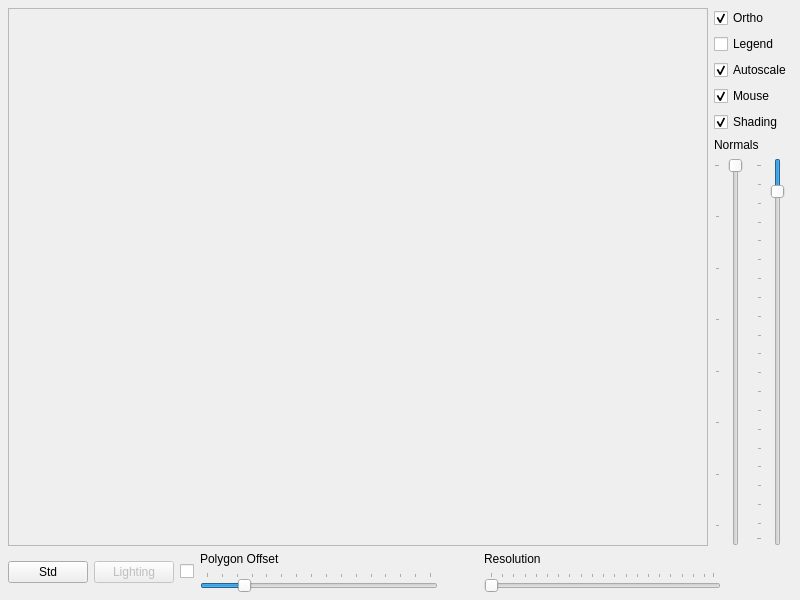
Old version of the form examples/mesh2/src/mesh2mainwindowbase.ui in the repository lovelyterry/qwtplot3d.
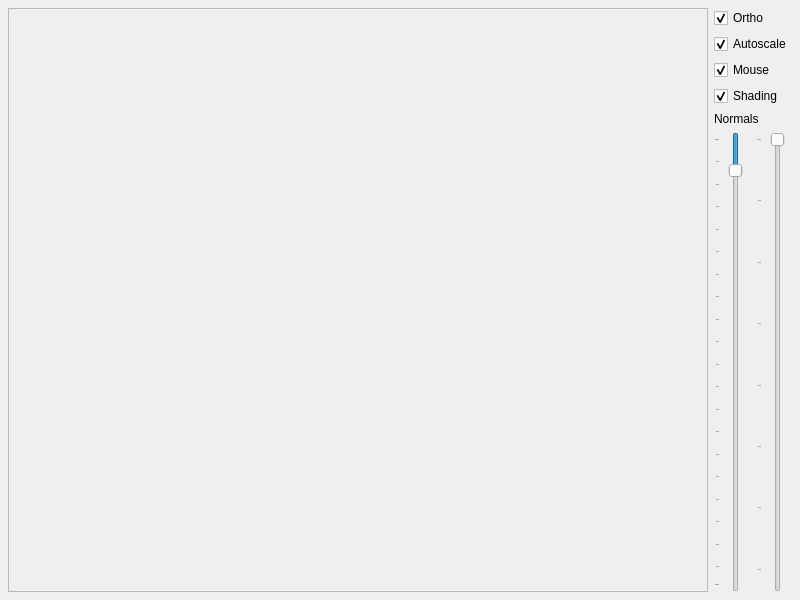
New version of the form.

Patch:
```diff
--- a/examples/mesh2/src/mesh2mainwindowbase.ui
+++ b/examples/mesh2/src/mesh2mainwindowbase.ui
@@ -26,15 +26,12 @@
     <property name="bottomMargin" >
      <number>8</number>
     </property>
-    <property name="horizontalSpacing" >
+    <property name="spacing">
      <number>6</number>
     </property>
-    <property name="verticalSpacing" >
-     <number>6</number>
-    </property>
-    <item row="1" column="0" >
-     <layout class="QHBoxLayout" >
-      <property name="spacing" >
+    <item row="0" column="0">
+     <layout class="QHBoxLayout">
+      <property name="spacing">
        <number>6</number>
       </property>
       <property name="leftMargin" >
@@ -50,196 +47,9 @@
        <number>0</number>
       </property>
       <item>
-       <layout class="QHBoxLayout" >
-        <property name="spacing" >
-         <number>6</number>
-        </property>
-        <property name="leftMargin" >
-         <number>0</number>
-        </property>
-        <property name="topMargin" >
-         <number>0</number>
-        </property>
-        <property name="rightMargin" >
-         <number>0</number>
-        </property>
-        <property name="bottomMargin" >
-         <number>0</number>
-        </property>
-        <item>
-         <widget class="QPushButton" name="normButton" >
-          <property name="text" >
-           <string>Std</string>
-          </property>
-         </widget>
-        </item>
-        <item>
-         <widget class="QPushButton" name="lighting" >
-          <property name="enabled" >
-           <bool>false</bool>
-          </property>
-          <property name="text" >
-           <string>Lighting</string>
-          </property>
-         </widget>
-        </item>
-        <item>
-         <widget class="QCheckBox" name="lightingswitch" >
-          <property name="text" >
-           <string/>
-          </property>
-         </widget>
-        </item>
-        <item>
-         <layout class="QVBoxLayout" >
-          <property name="spacing" >
-           <number>6</number>
-          </property>
-          <property name="leftMargin" >
-           <number>0</number>
-          </property>
-          <property name="topMargin" >
-           <number>0</number>
-          </property>
-          <property name="rightMargin" >
-           <number>0</number>
-          </property>
-          <property name="bottomMargin" >
-           <number>0</number>
-          </property>
-          <item>
-           <widget class="QLabel" name="label_2" >
-            <property name="text" >
-             <string>&lt;html>&lt;head>&lt;meta name="qrichtext" content="1" />&lt;/head>&lt;body style=" white-space: pre-wrap; font-family:MS Shell Dlg; font-weight:400; font-style:normal; text-decoration:none;">&lt;p style=" margin-top:0px; margin-bottom:0px; margin-left:0px; margin-right:0px; -qt-block-indent:0; text-indent:0px;">Polygon Offset&lt;/p>&lt;/body>&lt;/html></string>
-            </property>
-           </widget>
-          </item>
-          <item>
-           <widget class="QSlider" name="offsSlider" >
-            <property name="maximum" >
-             <number>30</number>
-            </property>
-            <property name="pageStep" >
-             <number>5</number>
-            </property>
-            <property name="value" >
-             <number>5</number>
-            </property>
-            <property name="orientation" >
-             <enum>Qt::Horizontal</enum>
-            </property>
-            <property name="tickPosition" >
-             <enum>QSlider::TicksAbove</enum>
-            </property>
-            <property name="tickInterval" >
-             <number>2</number>
-            </property>
-           </widget>
-          </item>
-         </layout>
-        </item>
-        <item>
-         <spacer>
-          <property name="orientation" >
-           <enum>Qt::Horizontal</enum>
-          </property>
-          <property name="sizeType" >
-           <enum>QSizePolicy::Fixed</enum>
-          </property>
-          <property name="sizeHint" >
-           <size>
-            <width>40</width>
-            <height>20</height>
-           </size>
-          </property>
-         </spacer>
-        </item>
-        <item>
-         <layout class="QVBoxLayout" >
-          <property name="spacing" >
-           <number>6</number>
-          </property>
-          <property name="leftMargin" >
-           <number>0</number>
-          </property>
-          <property name="topMargin" >
-           <number>0</number>
-          </property>
-          <property name="rightMargin" >
-           <number>0</number>
-          </property>
-          <property name="bottomMargin" >
-           <number>0</number>
-          </property>
-          <item>
-           <widget class="QLabel" name="label_3" >
-            <property name="text" >
-             <string>&lt;html>&lt;head>&lt;meta name="qrichtext" content="1" />&lt;/head>&lt;body style=" white-space: pre-wrap; font-family:MS Shell Dlg; font-weight:400; font-style:normal; text-decoration:none;">&lt;p style=" margin-top:0px; margin-bottom:0px; margin-left:0px; margin-right:0px; -qt-block-indent:0; text-indent:0px;">Resolution&lt;/p>&lt;/body>&lt;/html></string>
-            </property>
-           </widget>
-          </item>
-          <item>
-           <widget class="QSlider" name="resSlider" >
-            <property name="minimum" >
-             <number>1</number>
-            </property>
-            <property name="maximum" >
-             <number>100</number>
-            </property>
-            <property name="orientation" >
-             <enum>Qt::Horizontal</enum>
-            </property>
-            <property name="tickPosition" >
-             <enum>QSlider::TicksAbove</enum>
-            </property>
-            <property name="tickInterval" >
-             <number>5</number>
-            </property>
-           </widget>
-          </item>
-         </layout>
-        </item>
-       </layout>
-      </item>
-      <item>
-       <spacer>
-        <property name="orientation" >
-         <enum>Qt::Horizontal</enum>
-        </property>
-        <property name="sizeType" >
-         <enum>QSizePolicy::Fixed</enum>
-        </property>
-        <property name="sizeHint" >
-         <size>
-          <width>71</width>
-          <height>20</height>
-         </size>
-        </property>
-       </spacer>
-      </item>
-     </layout>
-    </item>
-    <item row="0" column="0" >
-     <layout class="QHBoxLayout" >
-      <property name="spacing" >
-       <number>6</number>
-      </property>
-      <property name="leftMargin" >
-       <number>0</number>
-      </property>
-      <property name="topMargin" >
-       <number>0</number>
-      </property>
-      <property name="rightMargin" >
-       <number>0</number>
-      </property>
-      <property name="bottomMargin" >
-       <number>0</number>
-      </property>
-      <item>
-       <widget class="QFrame" name="frame" >
-        <property name="sizePolicy" >
-         <sizepolicy vsizetype="MinimumExpanding" hsizetype="MinimumExpanding" >
+       <widget class="QFrame" name="frame">
+        <property name="sizePolicy">
+         <sizepolicy hsizetype="MinimumExpanding" vsizetype="MinimumExpanding">
           <horstretch>0</horstretch>
           <verstretch>0</verstretch>
          </sizepolicy>
@@ -253,37 +63,37 @@
        </widget>
       </item>
       <item>
-       <layout class="QVBoxLayout" >
-        <property name="spacing" >
+       <layout class="QVBoxLayout">
+        <property name="spacing">
          <number>6</number>
         </property>
-        <property name="leftMargin" >
+        <property name="leftMargin">
          <number>0</number>
         </property>
-        <property name="topMargin" >
+        <property name="topMargin">
          <number>0</number>
         </property>
-        <property name="rightMargin" >
+        <property name="rightMargin">
          <number>0</number>
         </property>
-        <property name="bottomMargin" >
+        <property name="bottomMargin">
          <number>0</number>
         </property>
         <item>
-         <layout class="QVBoxLayout" >
-          <property name="spacing" >
+         <layout class="QVBoxLayout">
+          <property name="spacing">
            <number>6</number>
           </property>
-          <property name="leftMargin" >
+          <property name="leftMargin">
            <number>0</number>
           </property>
-          <property name="topMargin" >
+          <property name="topMargin">
            <number>0</number>
           </property>
-          <property name="rightMargin" >
+          <property name="rightMargin">
            <number>0</number>
           </property>
-          <property name="bottomMargin" >
+          <property name="bottomMargin">
            <number>0</number>
           </property>
           <item>
@@ -297,15 +107,8 @@
            </widget>
           </item>
           <item>
-           <widget class="QCheckBox" name="colorlegend" >
-            <property name="text" >
-             <string>Legend</string>
-            </property>
-           </widget>
-          </item>
-          <item>
-           <widget class="QCheckBox" name="autoscale" >
-            <property name="text" >
+           <widget class="QCheckBox" name="autoscale">
+            <property name="text">
              <string>Autoscale</string>
             </property>
             <property name="checked" >
@@ -314,8 +117,8 @@
            </widget>
           </item>
           <item>
-           <widget class="QCheckBox" name="mouseinput" >
-            <property name="text" >
+           <widget class="QCheckBox" name="mouseinput">
+            <property name="text">
              <string>Mouse</string>
             </property>
             <property name="checked" >
@@ -324,8 +127,8 @@
            </widget>
           </item>
           <item>
-           <widget class="QCheckBox" name="shader" >
-            <property name="text" >
+           <widget class="QCheckBox" name="shader">
+            <property name="text">
              <string>Shading</string>
             </property>
             <property name="checked" >
@@ -336,26 +139,26 @@
          </layout>
         </item>
         <item>
-         <layout class="QVBoxLayout" >
-          <property name="spacing" >
+         <layout class="QVBoxLayout">
+          <property name="spacing">
            <number>6</number>
           </property>
-          <property name="leftMargin" >
+          <property name="leftMargin">
            <number>0</number>
           </property>
-          <property name="topMargin" >
+          <property name="topMargin">
            <number>0</number>
           </property>
-          <property name="rightMargin" >
+          <property name="rightMargin">
            <number>0</number>
           </property>
-          <property name="bottomMargin" >
+          <property name="bottomMargin">
            <number>0</number>
           </property>
           <item>
-           <widget class="QLabel" name="label" >
-            <property name="sizePolicy" >
-             <sizepolicy vsizetype="Fixed" hsizetype="Fixed" >
+           <widget class="QLabel" name="label">
+            <property name="sizePolicy">
+             <sizepolicy hsizetype="Fixed" vsizetype="Fixed">
               <horstretch>0</horstretch>
               <verstretch>0</verstretch>
              </sizepolicy>
@@ -366,62 +169,31 @@
            </widget>
           </item>
           <item>
-           <layout class="QHBoxLayout" >
-            <property name="spacing" >
+           <layout class="QHBoxLayout">
+            <property name="spacing">
              <number>6</number>
             </property>
-            <property name="leftMargin" >
+            <property name="leftMargin">
              <number>0</number>
             </property>
-            <property name="topMargin" >
+            <property name="topMargin">
              <number>0</number>
             </property>
-            <property name="rightMargin" >
+            <property name="rightMargin">
              <number>0</number>
             </property>
-            <property name="bottomMargin" >
+            <property name="bottomMargin">
              <number>0</number>
             </property>
             <item>
-             <widget class="QSlider" name="normalsquality" >
-              <property name="sizePolicy" >
-               <sizepolicy vsizetype="Minimum" hsizetype="Minimum" >
+             <widget class="QSlider" name="normalslength">
+              <property name="sizePolicy">
+               <sizepolicy hsizetype="Minimum" vsizetype="Minimum">
                 <horstretch>0</horstretch>
                 <verstretch>0</verstretch>
                </sizepolicy>
               </property>
-              <property name="minimum" >
-               <number>3</number>
-              </property>
-              <property name="maximum" >
-               <number>32</number>
-              </property>
-              <property name="pageStep" >
-               <number>4</number>
-              </property>
-              <property name="value" >
-               <number>3</number>
-              </property>
-              <property name="orientation" >
-               <enum>Qt::Vertical</enum>
-              </property>
-              <property name="invertedAppearance" >
-               <bool>true</bool>
-              </property>
-              <property name="tickPosition" >
-               <enum>QSlider::TicksAbove</enum>
-              </property>
-             </widget>
-            </item>
-            <item>
-             <widget class="QSlider" name="normalslength" >
-              <property name="sizePolicy" >
-               <sizepolicy vsizetype="Minimum" hsizetype="Minimum" >
-                <horstretch>0</horstretch>
-                <verstretch>0</verstretch>
-               </sizepolicy>
-              </property>
-              <property name="minimum" >
+              <property name="minimum">
                <number>1</number>
               </property>
               <property name="maximum" >
@@ -439,7 +211,38 @@
               <property name="invertedAppearance" >
                <bool>true</bool>
               </property>
-              <property name="tickPosition" >
+              <property name="tickPosition">
+               <enum>QSlider::TicksAbove</enum>
+              </property>
+             </widget>
+            </item>
+            <item>
+             <widget class="QSlider" name="normalsquality">
+              <property name="sizePolicy">
+               <sizepolicy hsizetype="Minimum" vsizetype="Minimum">
+                <horstretch>0</horstretch>
+                <verstretch>0</verstretch>
+               </sizepolicy>
+              </property>
+              <property name="minimum">
+               <number>3</number>
+              </property>
+              <property name="maximum">
+               <number>32</number>
+              </property>
+              <property name="pageStep">
+               <number>4</number>
+              </property>
+              <property name="value">
+               <number>3</number>
+              </property>
+              <property name="orientation">
+               <enum>Qt::Vertical</enum>
+              </property>
+              <property name="invertedAppearance">
+               <bool>true</bool>
+              </property>
+              <property name="tickPosition">
                <enum>QSlider::TicksAbove</enum>
               </property>
              </widget>
```
Left out of the diff: 82 changed lines with no effect on the pictures.
